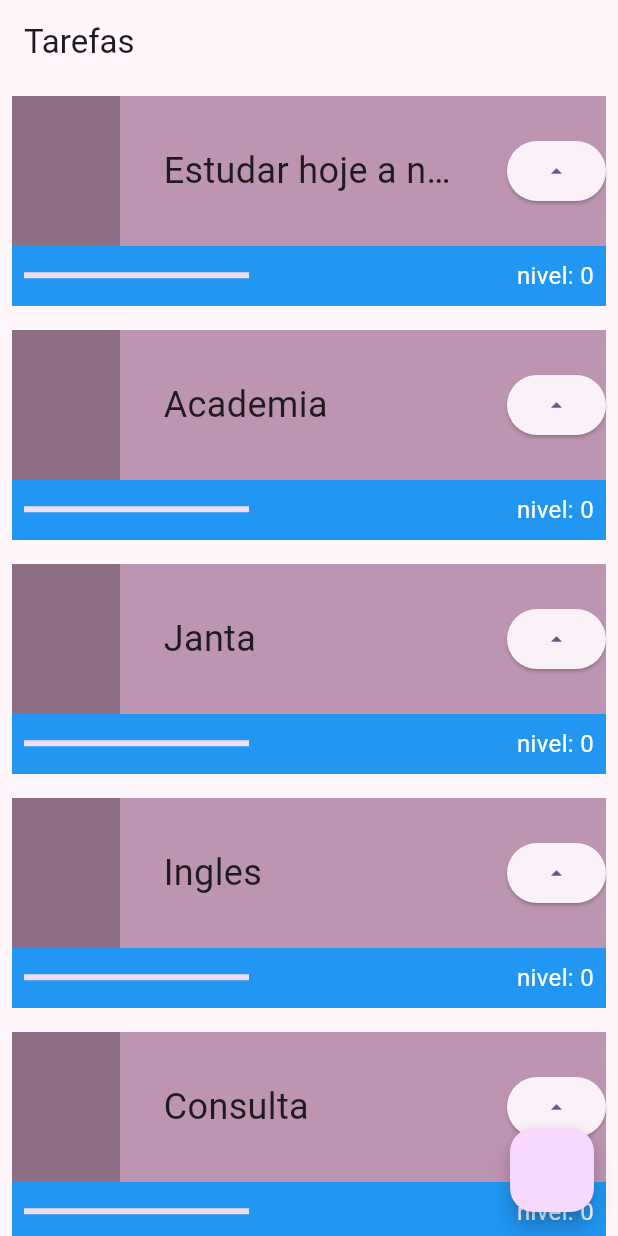
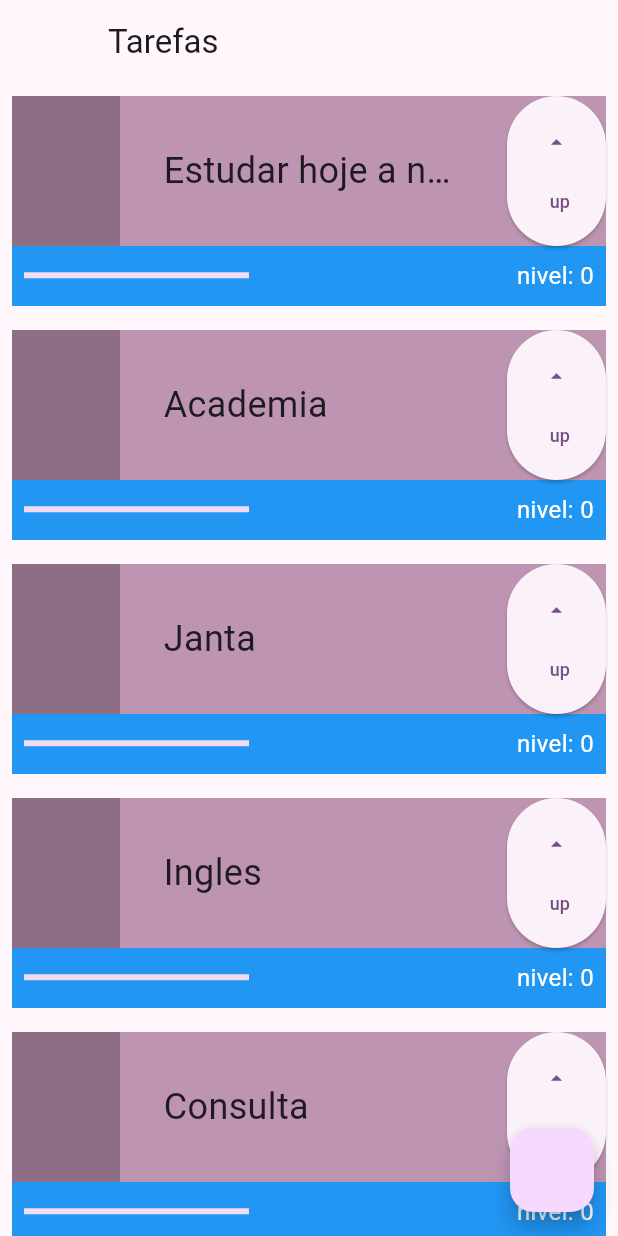
Before and after one commit to DieleCorrea/Primeira-aplicacao-com-Flutter, a Flutter app: the screen it shows after launch, on a phone screen of 412 x 824 dp. Run offline on Flutter 3.47's test engine with Material 2 defaults, Android fonts, the phone set to English and light mode, and no system bars.

Commit message:
editar botão

```diff
--- a/lib/main.dart
+++ b/lib/main.dart
@@ -18,6 +18,7 @@ class MyApp extends StatelessWidget {
         ),
         home: Scaffold(
           appBar: AppBar(
+            leading: Container(),
             title: Text('Tarefas'),
           ),
           body: ListView(
@@ -85,7 +86,14 @@ class _TaskState extends State<Task> {
                               nivel++;
                             });
                           },
-                          child: Icon(Icons.arrow_drop_up))
+                          child: Column(
+                            mainAxisAlignment: MainAxisAlignment.spaceEvenly,
+                            crossAxisAlignment: CrossAxisAlignment.end,
+                            children: [
+                            Icon(Icons.arrow_drop_up),
+                            Text('up', style: TextStyle(fontSize: 12),),
+                          ],
+                          )),
                     ],
                   ),
                 ),
```
